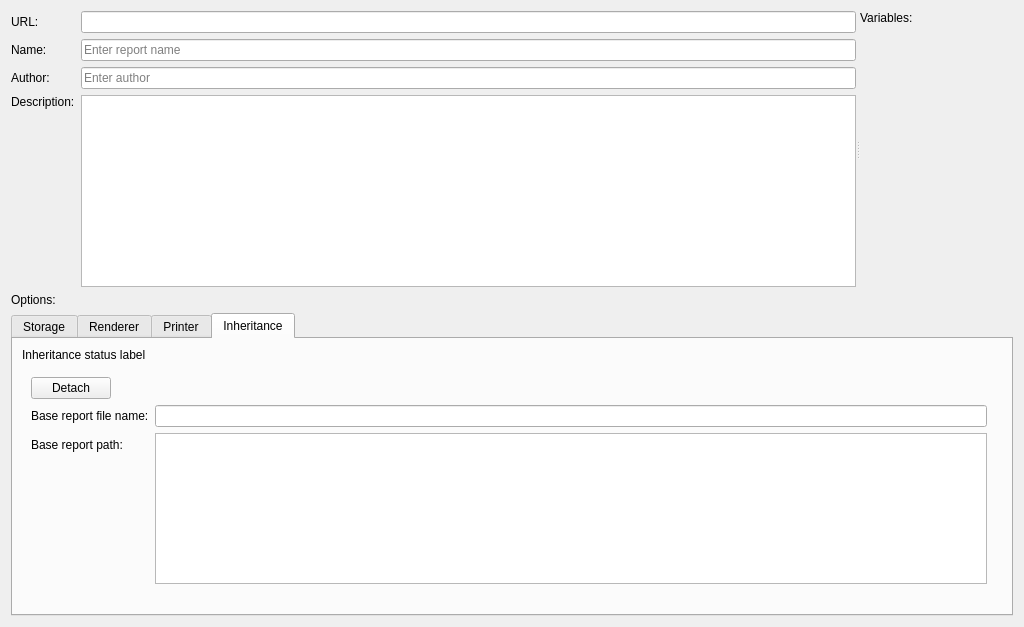
The window that PMSReport/src/plugins/designer_plugins/report_editor/reportproperties.ui (ShellAlbert/PMS) describes before a commit, drawn with Qt 5.
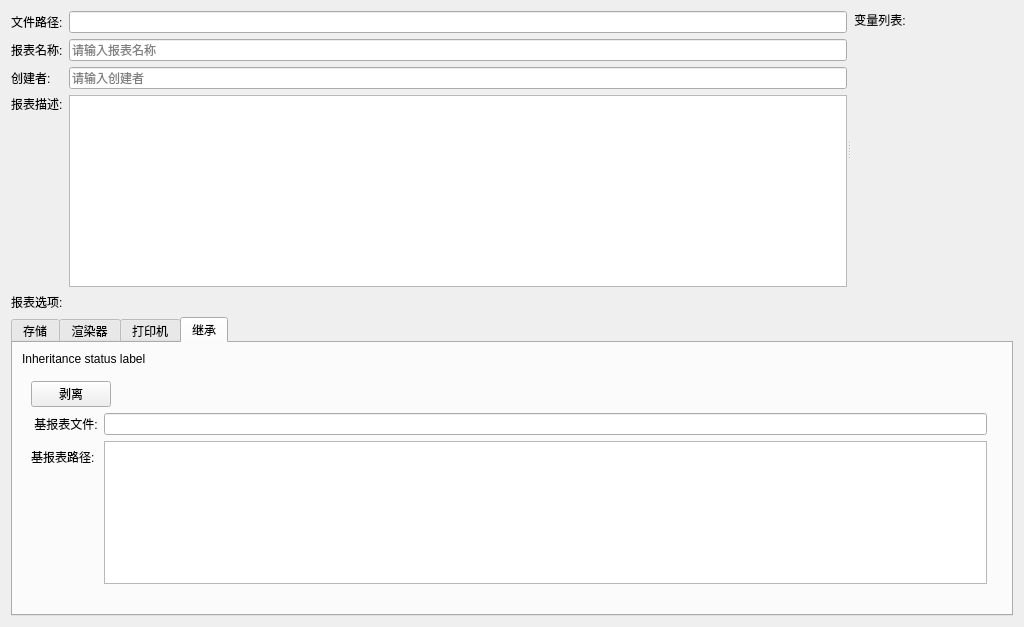
The same window after the commit. The open tabs and pages were chosen to show the change. Icons and pictures are not drawn. Custom widgets are drawn as their Qt base class.

Diff of the .ui file:
```diff
--- a/PMSReport/src/plugins/designer_plugins/report_editor/reportproperties.ui
+++ b/PMSReport/src/plugins/designer_plugins/report_editor/reportproperties.ui
@@ -24,7 +24,7 @@
        <item row="0" column="0">
         <widget class="QLabel" name="label_7">
          <property name="text">
-          <string>URL:</string>
+          <string>文件路径:</string>
          </property>
         </widget>
        </item>
@@ -50,14 +50,14 @@
           </sizepolicy>
          </property>
          <property name="placeholderText">
-          <string>Enter report name</string>
+          <string>请输入报表名称</string>
          </property>
         </widget>
        </item>
        <item row="2" column="0">
         <widget class="QLabel" name="label_2">
          <property name="text">
-          <string>Author:</string>
+          <string>创建者:</string>
          </property>
          <property name="alignment">
           <set>Qt::AlignLeading|Qt::AlignLeft|Qt::AlignVCenter</set>
@@ -73,14 +73,14 @@
           </sizepolicy>
          </property>
          <property name="placeholderText">
-          <string>Enter author</string>
+          <string>请输入创建者</string>
          </property>
         </widget>
        </item>
        <item row="3" column="0">
         <widget class="QLabel" name="label_3">
          <property name="text">
-          <string>Description:</string>
+          <string>报表描述:</string>
          </property>
          <property name="alignment">
           <set>Qt::AlignLeading|Qt::AlignLeft|Qt::AlignTop</set>
@@ -100,7 +100,7 @@
        <item row="1" column="0">
         <widget class="QLabel" name="label">
          <property name="text">
-          <string>Name:</string>
+          <string>报表名称:</string>
          </property>
         </widget>
        </item>
@@ -117,7 +117,7 @@
           </sizepolicy>
          </property>
          <property name="text">
-          <string>Variables:</string>
+          <string> 变量列表:</string>
          </property>
         </widget>
        </item>
@@ -147,7 +147,7 @@
    <item>
     <widget class="QLabel" name="label_6">
      <property name="text">
-      <string>Options:</string>
+      <string>报表选项:</string>
      </property>
      <property name="alignment">
       <set>Qt::AlignLeading|Qt::AlignLeft|Qt::AlignTop</set>
@@ -167,7 +167,7 @@
      </property>
      <widget class="QWidget" name="tabStorage">
       <attribute name="title">
-       <string>Storage</string>
+       <string>存储</string>
       </attribute>
       <layout class="QHBoxLayout" name="horizontalLayout_2">
        <item>
@@ -521,7 +521,7 @@
      </widget>
      <widget class="QWidget" name="tabRenderer">
       <attribute name="title">
-       <string>Renderer</string>
+       <string>渲染器</string>
       </attribute>
       <layout class="QGridLayout" name="gridLayout_2">
        <item row="0" column="0">
@@ -875,7 +875,7 @@
      </widget>
      <widget class="QWidget" name="tabPrinter">
       <attribute name="title">
-       <string>Printer</string>
+       <string>打印机</string>
       </attribute>
       <layout class="QGridLayout" name="gridLayout_3">
        <item row="0" column="0">
@@ -1229,7 +1229,7 @@
      </widget>
      <widget class="QWidget" name="tab">
       <attribute name="title">
-       <string>Inheritance</string>
+       <string>继承</string>
       </attribute>
       <layout class="QGridLayout" name="gridLayout_11">
        <item row="0" column="0" colspan="2">
@@ -1252,7 +1252,7 @@
            <item row="1" column="0">
             <widget class="QLabel" name="label_14">
              <property name="text">
-              <string>Base report file name:</string>
+              <string> 基报表文件:</string>
              </property>
             </widget>
            </item>
@@ -1262,7 +1262,7 @@
            <item row="2" column="0">
             <widget class="QLabel" name="label_13">
              <property name="text">
-              <string>Base report path:</string>
+              <string>基报表路径:</string>
              </property>
             </widget>
            </item>
@@ -1303,7 +1303,7 @@
              <item>
               <widget class="QPushButton" name="bDetachBaseReport">
                <property name="text">
-                <string>Detach</string>
+                <string>剥离</string>
                </property>
               </widget>
              </item>
```
Left out of the diff: 28 changed lines with no effect on the pictures.
